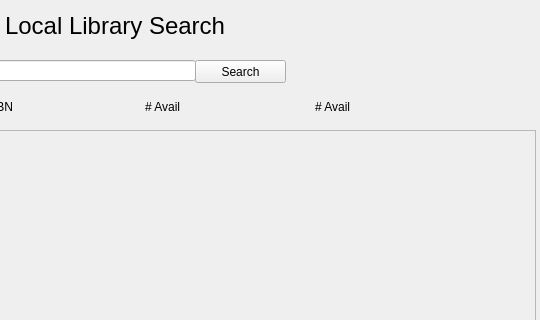
The window that LibrarySystem/searchwindow.ui (josfire18/LibrarySystem) describes before a commit, drawn with Qt 5; both pictures show x 295 to 835 and y 0 to 320 of the 835 by 555 pixel window.
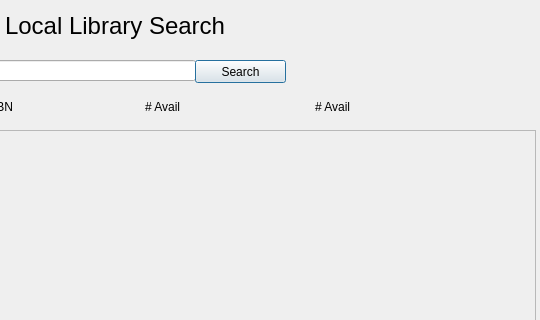
The same window after the commit.

Commit message: Authorized Window Results align to top | authorized,search, and login buttons tab select automatically

What changed in the file:
```diff
--- a/LibrarySystem/searchwindow.ui
+++ b/LibrarySystem/searchwindow.ui
@@ -35,6 +35,9 @@
    <property name="text">
     <string>Search</string>
    </property>
+   <property name="default">
+    <bool>true</bool>
+   </property>
   </widget>
   <widget class="QLabel" name="lblSearch">
    <property name="geometry">
```
The commit also changes 3 other files.
